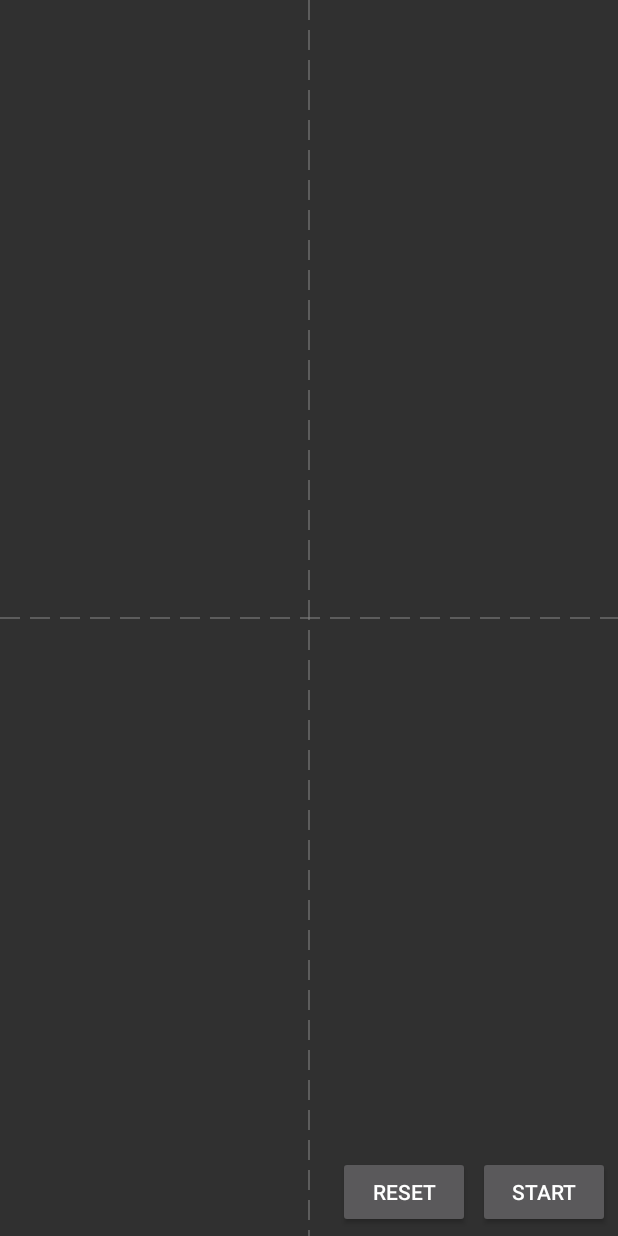
After one commit to pisarevS/Android, an Android app: the layout activity_second.xml on its own in the app's theme, with its tools: preview values and no code run, on a phone screen of 412 x 824 dp. The commit adds this screen. Run offline under Robolectric (Android 15) with nearby library versions, the phone set to English and light mode, and no system bars.

Commit message:
SecondActivity

```diff
--- a/Modeling/app/build.gradle
+++ b/Modeling/app/build.gradle
@@ -4,7 +4,7 @@ android {
     compileSdkVersion 27
     defaultConfig {
         applicationId "pisarev.com.modeling"
-        minSdkVersion 15
+        minSdkVersion 19
         targetSdkVersion 27
         versionCode 1
         versionName "1.0"
@@ -25,4 +25,6 @@ dependencies {
     testImplementation 'junit:junit:4.12'
     androidTestImplementation 'com.android.support.test:runner:1.0.2'
     androidTestImplementation 'com.android.support.test.espresso:espresso-core:3.0.2'
+    implementation 'com.github.ChenTianSaber:SlideBack:v0.6.0'
+    implementation 'com.android.support:design:27.1.1'
 }
--- a/Modeling/app/src/main/AndroidManifest.xml
+++ b/Modeling/app/src/main/AndroidManifest.xml
@@ -9,13 +9,14 @@
         android:roundIcon="@mipmap/ic_launcher_round"
         android:supportsRtl="true"
         android:theme="@style/AppTheme">
-        <activity android:name=".MainActivity">
+        <activity android:name=".FirstActivity">
             <intent-filter>
                 <action android:name="android.intent.action.MAIN" />
 
                 <category android:name="android.intent.category.LAUNCHER" />
             </intent-filter>
         </activity>
+        <activity android:name=".SecondActivity"></activity>
     </application>
 
 </manifest>
--- /dev/null
+++ b/Modeling/app/src/main/res/layout-land/activity_second.xml
@@ -0,0 +1,42 @@
+<?xml version="1.0" encoding="utf-8"?>
+<android.support.constraint.ConstraintLayout xmlns:android="http://schemas.android.com/apk/res/android"
+    xmlns:app="http://schemas.android.com/apk/res-auto"
+    xmlns:tools="http://schemas.android.com/tools"
+    android:layout_width="match_parent"
+    android:layout_height="match_parent"
+    tools:context="pisarev.com.modeling.SecondActivity">
+
+    <pisarev.com.modeling.MyView
+        android:id="@+id/myView"
+        android:layout_width="match_parent"
+        android:layout_height="match_parent"
+        app:layout_constraintBottom_toBottomOf="parent"
+        app:layout_constraintEnd_toEndOf="parent"
+        app:layout_constraintStart_toStartOf="parent"
+        app:layout_constraintTop_toTopOf="parent" />
+
+    <Button
+        android:layout_width="wrap_content"
+        android:layout_height="48dp"
+        android:layout_marginEnd="5dp"
+        android:layout_marginRight="5dp"
+        android:layout_marginBottom="5dp"
+        android:onClick="onClickButtonReset"
+        android:text="@string/buttonReset_name"
+        app:layout_constraintBottom_toBottomOf="parent"
+        app:layout_constraintEnd_toStartOf="@+id/button2" />
+
+    <Button
+        android:id="@+id/button2"
+        android:layout_width="88dp"
+        android:layout_height="48dp"
+        android:layout_marginEnd="5dp"
+        android:layout_marginRight="5dp"
+        android:layout_marginBottom="5dp"
+        android:onClick="onCliCkButtonStart"
+        android:text="@string/buttonStart_name"
+        app:layout_constraintBottom_toBottomOf="parent"
+        app:layout_constraintEnd_toEndOf="parent" />
+
+
+</android.support.constraint.ConstraintLayout>
--- a/Modeling/app/src/main/res/layout-land/activity_main.xml
+++ b/Modeling/app/src/main/res/layout/activity_second.xml
@@ -4,7 +4,7 @@
     xmlns:tools="http://schemas.android.com/tools"
     android:layout_width="match_parent"
     android:layout_height="match_parent"
-    tools:context="pisarev.com.modeling.MainActivity">
+    tools:context=".SecondActivity">
 
     <pisarev.com.modeling.MyView
         android:id="@+id/myView"
@@ -39,4 +39,5 @@
         app:layout_constraintEnd_toEndOf="parent" />
 
 
+
 </android.support.constraint.ConstraintLayout>
```
Also changed, not shown: Modeling/app/src/main/java/pisarev/com/modeling/FirstActivity.java (added, +21 -0 lines), Modeling/app/src/main/java/pisarev/com/modeling/SecondActivity.java (renamed from Modeling/app/src/main/java/pisarev/com/modeling/MainActivity.java, +14 -9 lines), Modeling/app/src/main/res/layout/activity_first.xml (added, +90 -0 lines), Modeling/app/src/main/res/layout/activity_main.xml (deleted, +0 -11 lines), Modeling/build.gradle (+7 -0 lines).
